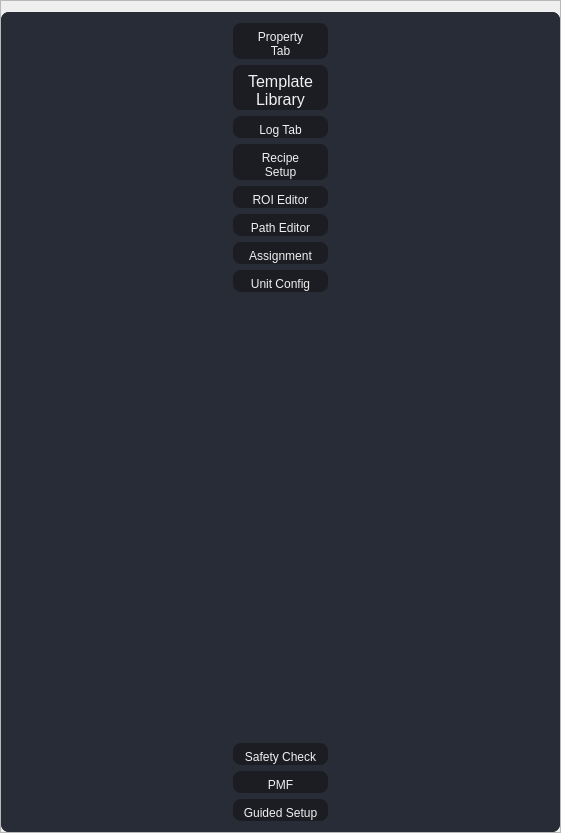
This is VisionApp/ExtendedMenu.ui in AtlasJ/Pogo as Qt 5 draws it before an edit. The edited form follows.
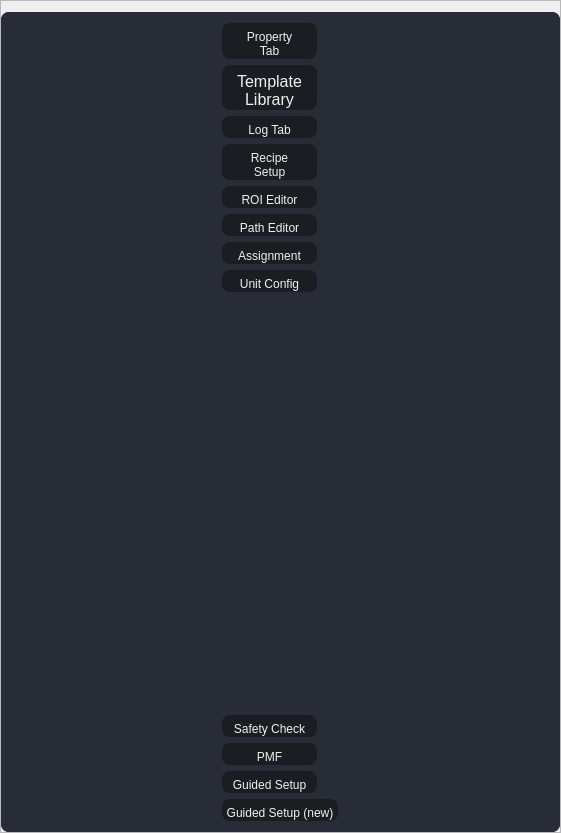
This is the edited form. The open tabs and pages were chosen to show the change. Icons and pictures are not drawn.

Commit message: UI: V3 algo picker and method rows, Guided Setup (new) menu button, in the .ui

The edit to the form file:
```diff
--- a/VisionApp/ExtendedMenu.ui
+++ b/VisionApp/ExtendedMenu.ui
@@ -735,6 +735,35 @@
                 </property>
                </widget>
               </item>
+              <item row="12" column="0">
+               <widget class="QToolButton" name="toolButtonGuidedSetup2">
+                <property name="minimumSize">
+                 <size>
+                  <width>95</width>
+                  <height>0</height>
+                 </size>
+                </property>
+                <property name="toolTip">
+                 <string>The new Guided Setup: fid0, the four corners, slots, units and inspection points, per recipe. Engineers only.</string>
+                </property>
+                <property name="text">
+                 <string>Guided Setup (new)</string>
+                </property>
+                <property name="icon">
+                 <iconset resource="VisionApp.qrc">
+                  <normaloff>:/8Icon/Icon/icon8/icons8-crosshair-80.png</normaloff>:/8Icon/Icon/icon8/icons8-crosshair-80.png</iconset>
+                </property>
+                <property name="iconSize">
+                 <size>
+                  <width>60</width>
+                  <height>60</height>
+                 </size>
+                </property>
+                <property name="toolButtonStyle">
+                 <enum>Qt::ToolButtonTextUnderIcon</enum>
+                </property>
+               </widget>
+              </item>
               <item row="10" column="0">
                <widget class="QToolButton" name="toolButtonPMF">
                 <property name="minimumSize">
```
The commit also changes 3 other files.
